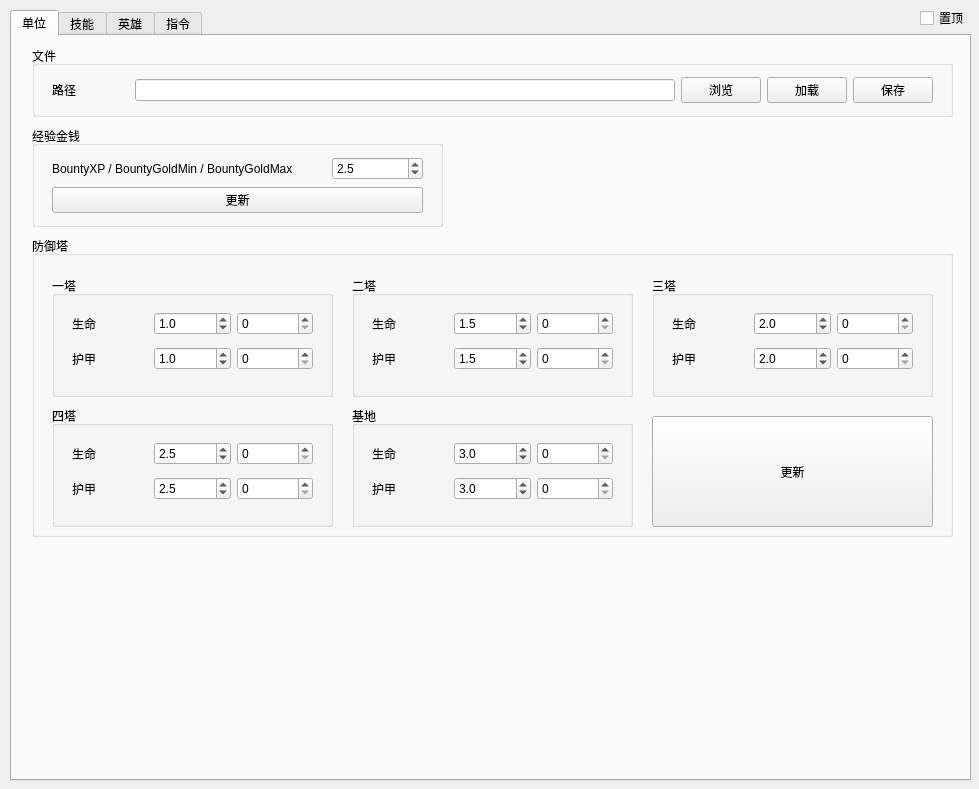
JeremyChim/Dota-Tool, file untitled.ui: the form before one commit.
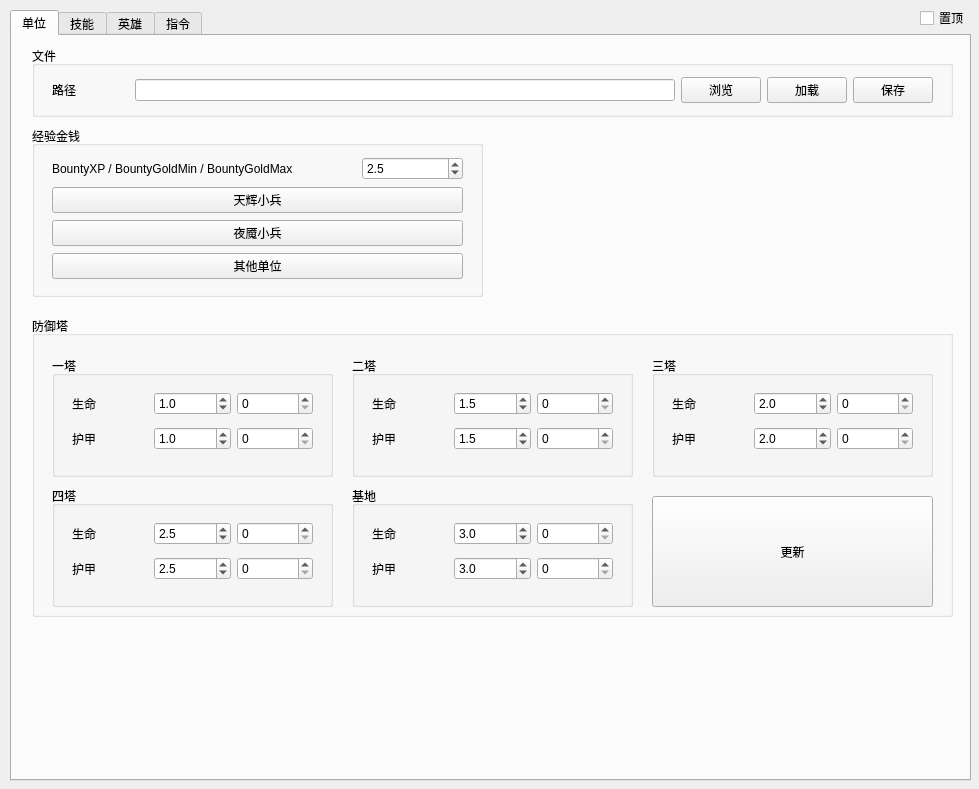
The form after the commit. The open tabs and pages were chosen to show the change.

Patch:
```diff
--- a/untitled.ui
+++ b/untitled.ui
@@ -34,8 +34,8 @@
       <rect>
        <x>20</x>
        <y>90</y>
-       <width>411</width>
-       <height>101</height>
+       <width>451</width>
+       <height>171</height>
       </rect>
      </property>
      <property name="title">
@@ -46,8 +46,8 @@
        <rect>
         <x>20</x>
         <y>30</y>
-        <width>371</width>
-        <height>60</height>
+        <width>411</width>
+        <height>124</height>
        </rect>
       </property>
       <layout class="QVBoxLayout" name="verticalLayout">
@@ -78,10 +78,24 @@
          </item>
         </layout>
        </item>
+       <item>
+        <widget class="QPushButton" name="pushButton_45">
+         <property name="text">
+          <string>天辉小兵</string>
+         </property>
+        </widget>
+       </item>
+       <item>
+        <widget class="QPushButton" name="pushButton_46">
+         <property name="text">
+          <string>夜魇小兵</string>
+         </property>
+        </widget>
+       </item>
        <item>
         <widget class="QPushButton" name="pushButton_4">
          <property name="text">
-          <string>更新</string>
+          <string>其他单位</string>
          </property>
         </widget>
        </item>
@@ -148,7 +162,7 @@
      <property name="geometry">
       <rect>
        <x>20</x>
-       <y>200</y>
+       <y>280</y>
        <width>921</width>
        <height>301</height>
       </rect>
```
Left out of the diff: 57 changed lines with no effect on the pictures.
